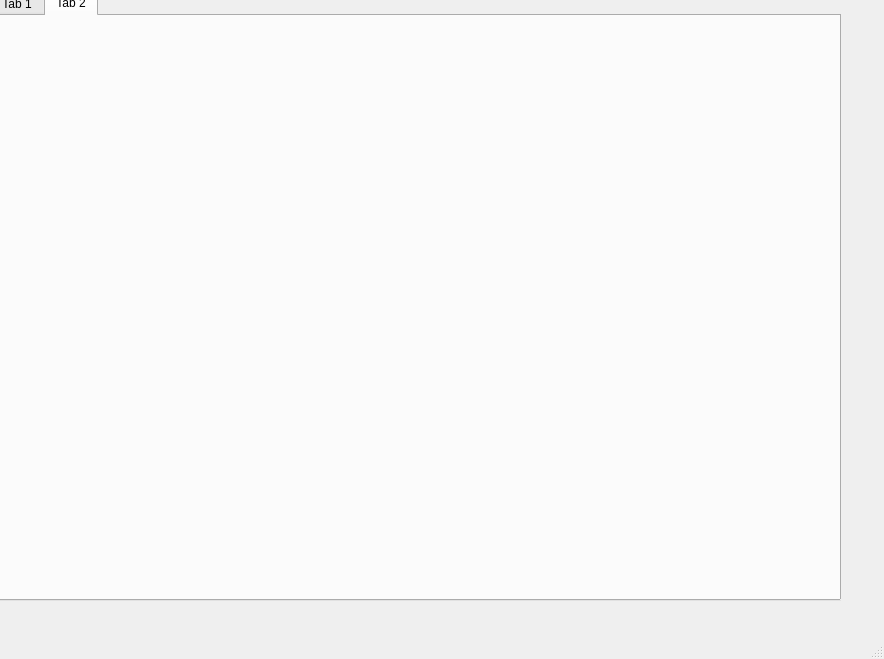
First picture: the form in QtApp.ui, repository homomorfism/DEApp, before the edit.
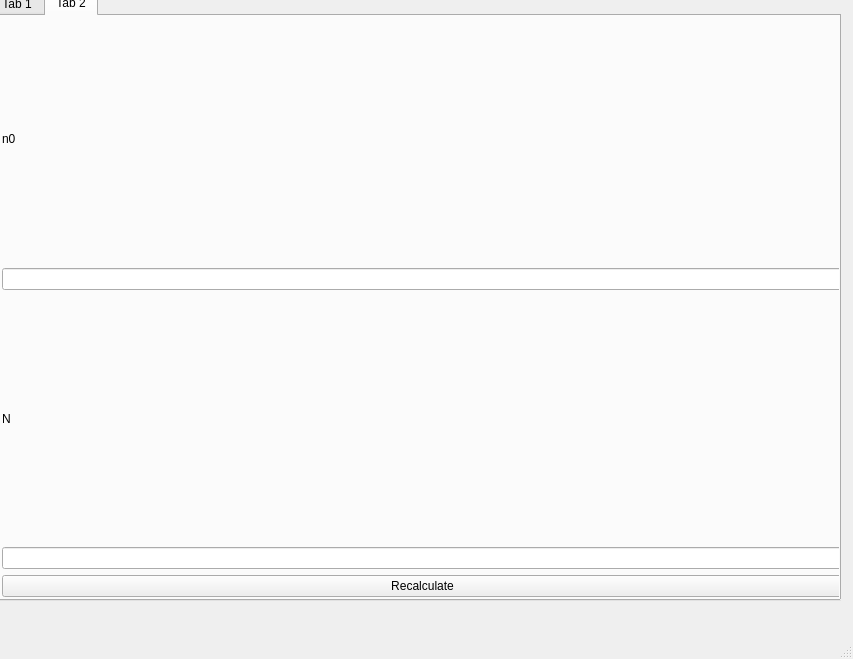
Second picture: the form after the edit. The open tabs and pages were chosen to show the change.

Patch:
```diff
--- a/QtApp.ui
+++ b/QtApp.ui
@@ -6,7 +6,7 @@
    <rect>
     <x>0</x>
     <y>0</y>
-    <width>884</width>
+    <width>853</width>
     <height>659</height>
    </rect>
   </property>
@@ -143,6 +143,52 @@
      <attribute name="title">
       <string>Tab 2</string>
      </attribute>
+     <widget class="QWidget" name="horizontalLayoutWidget_2">
+      <property name="geometry">
+       <rect>
+        <x>10</x>
+        <y>0</y>
+        <width>841</width>
+        <height>581</height>
+       </rect>
+      </property>
+      <layout class="QHBoxLayout" name="horizontalLayout_3">
+       <item>
+        <layout class="QVBoxLayout" name="graphErrorLayout"/>
+       </item>
+       <item>
+        <layout class="QVBoxLayout" name="inputErrorLayout">
+         <item>
+          <widget class="QLabel" name="label_2">
+           <property name="text">
+            <string>n0</string>
+           </property>
+          </widget>
+         </item>
+         <item>
+          <widget class="QLineEdit" name="lineEdit_n0"/>
+         </item>
+         <item>
+          <widget class="QLabel" name="label_3">
+           <property name="text">
+            <string>N</string>
+           </property>
+          </widget>
+         </item>
+         <item>
+          <widget class="QLineEdit" name="lineEdit_N"/>
+         </item>
+         <item>
+          <widget class="QPushButton" name="pushErrorButton">
+           <property name="text">
+            <string>Recalculate</string>
+           </property>
+          </widget>
+         </item>
+        </layout>
+       </item>
+      </layout>
+     </widget>
     </widget>
    </widget>
   </widget>
```
Left out of the diff: 4 changed lines with no effect on the pictures.
